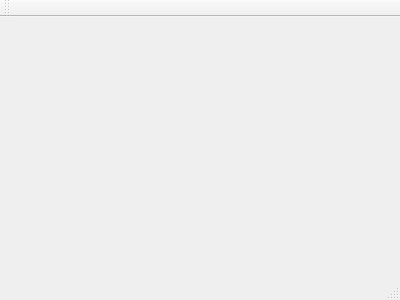
Old version of the form smartdrillermainwindow.ui in the repository buddhi1980/smartDriller.
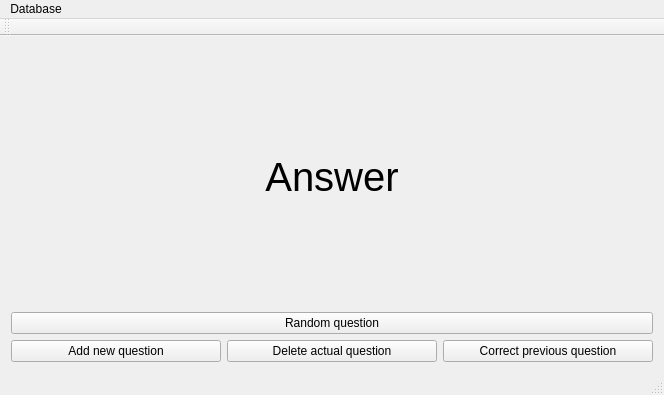
New version of the form. Icons and pictures are not drawn.

Diff of the .ui file:
```diff
--- a/smartdrillermainwindow.ui
+++ b/smartdrillermainwindow.ui
@@ -1,24 +1,127 @@
 <ui version="4.0">
  <class>SmartDrillerMainWindow</class>
- <widget class="QMainWindow" name="SmartDrillerMainWindow" >
-  <property name="geometry" >
+ <widget class="QMainWindow" name="SmartDrillerMainWindow">
+  <property name="geometry">
    <rect>
     <x>0</x>
     <y>0</y>
-    <width>400</width>
-    <height>300</height>
+    <width>664</width>
+    <height>395</height>
    </rect>
   </property>
   <property name="windowTitle" >
    <string>SmartDrillerMainWindow</string>
   </property>
-  <widget class="QMenuBar" name="menuBar" />
-  <widget class="QToolBar" name="mainToolBar" />
-  <widget class="QWidget" name="centralWidget" />
-  <widget class="QStatusBar" name="statusBar" />
+  <widget class="QWidget" name="centralWidget">
+   <layout class="QVBoxLayout" name="verticalLayout" stretch="1,0,0">
+    <item>
+     <widget class="QLabel" name="label_answer">
+      <property name="font">
+       <font>
+        <pointsize>30</pointsize>
+        <weight>50</weight>
+        <bold>false</bold>
+       </font>
+      </property>
+      <property name="text">
+       <string>Answer</string>
+      </property>
+      <property name="alignment">
+       <set>Qt::AlignCenter</set>
+      </property>
+     </widget>
+    </item>
+    <item>
+     <widget class="QPushButton" name="pushButton_random_question">
+      <property name="text">
+       <string>Random question</string>
+      </property>
+      <property name="icon">
+       <iconset theme="go-next"/>
+      </property>
+     </widget>
+    </item>
+    <item>
+     <layout class="QHBoxLayout" name="horizontalLayout">
+      <item>
+       <widget class="QPushButton" name="pushButton_add_question">
+        <property name="text">
+         <string>Add new question</string>
+        </property>
+        <property name="icon">
+         <iconset theme="document-new"/>
+        </property>
+       </widget>
+      </item>
+      <item>
+       <widget class="QPushButton" name="pushButton_delete_question">
+        <property name="text">
+         <string>Delete actual question</string>
+        </property>
+        <property name="icon">
+         <iconset theme="edit-delete"/>
+        </property>
+       </widget>
+      </item>
+      <item>
+       <widget class="QPushButton" name="pushButton_correct_question">
+        <property name="text">
+         <string>Correct previous question</string>
+        </property>
+        <property name="icon">
+         <iconset theme="tools-check-spelling"/>
+        </property>
+       </widget>
+      </item>
+     </layout>
+    </item>
+   </layout>
+  </widget>
+  <widget class="QMenuBar" name="menuBar">
+   <property name="geometry">
+    <rect>
+     <x>0</x>
+     <y>0</y>
+     <width>664</width>
+     <height>23</height>
+    </rect>
+   </property>
+   <widget class="QMenu" name="menuDatabase">
+    <property name="title">
+     <string>Database</string>
+    </property>
+    <addaction name="actionReset_statistics"/>
+    <addaction name="actionSelect_file_with_quastions"/>
+   </widget>
+   <addaction name="menuDatabase"/>
+  </widget>
+  <widget class="QToolBar" name="mainToolBar">
+   <attribute name="toolBarArea">
+    <enum>TopToolBarArea</enum>
+   </attribute>
+   <attribute name="toolBarBreak">
+    <bool>false</bool>
+   </attribute>
+  </widget>
+  <widget class="QStatusBar" name="statusBar"/>
+  <action name="actionReset_statistics">
+   <property name="icon">
+    <iconset theme="entry-delete"/>
+   </property>
+   <property name="text">
+    <string>Reset statistics</string>
+   </property>
+  </action>
+  <action name="actionSelect_file_with_quastions">
+   <property name="icon">
+    <iconset theme="document-open-data"/>
+   </property>
+   <property name="text">
+    <string>Select file with questions...</string>
+   </property>
+  </action>
  </widget>
- <layoutDefault spacing="6" margin="11" />
- <pixmapfunction></pixmapfunction>
+ <layoutdefault spacing="6" margin="11"/>
  <resources/>
  <connections/>
 </ui>
```
Left out of the diff: 3 changed lines with no effect on the pictures.
